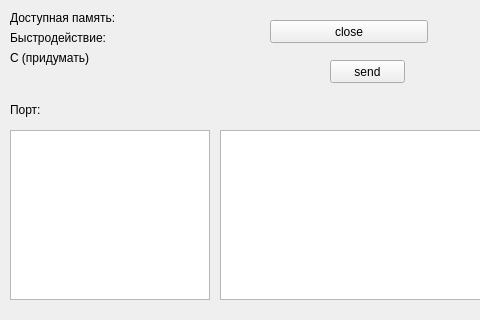
Qt form widget.ui (Wasd96/PLORE) before a commit; both pictures show x 0 to 480 and y 0 to 320 of the 757 by 699 pixel window.
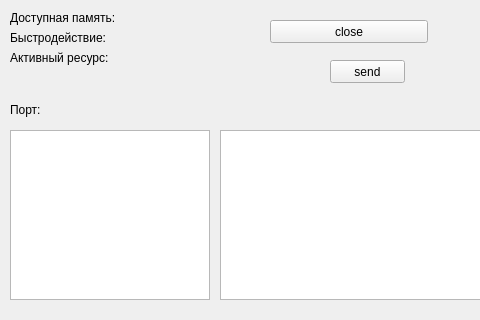
The same form after that commit.

Diff of the .ui file:
```diff
--- a/widget.ui
+++ b/widget.ui
@@ -213,12 +213,12 @@
     <rect>
      <x>10</x>
      <y>50</y>
-     <width>91</width>
+     <width>161</width>
      <height>16</height>
     </rect>
    </property>
    <property name="text">
-    <string>C (придумать)</string>
+    <string>Активный ресурс:</string>
    </property>
   </widget>
  </widget>
```
